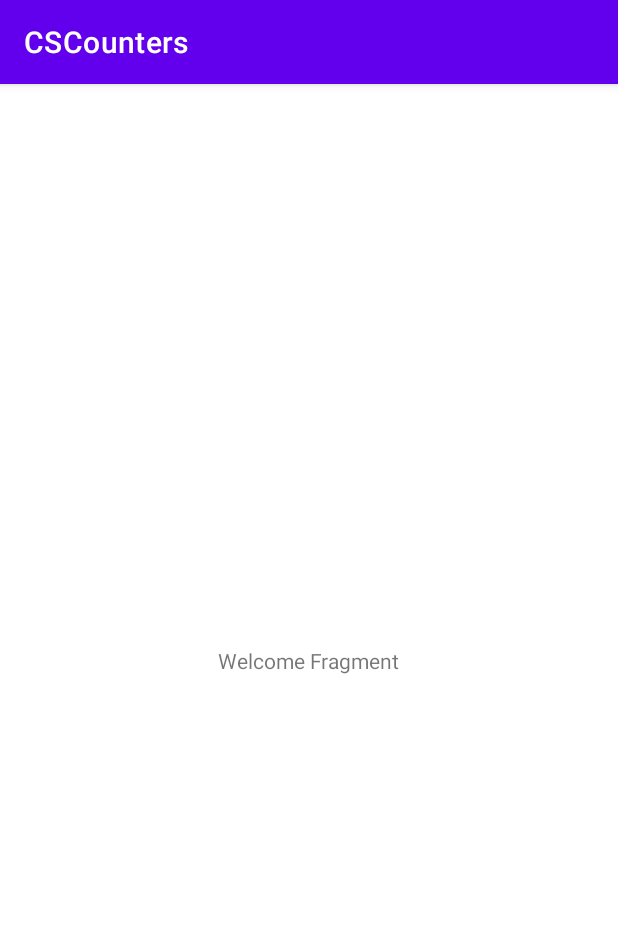
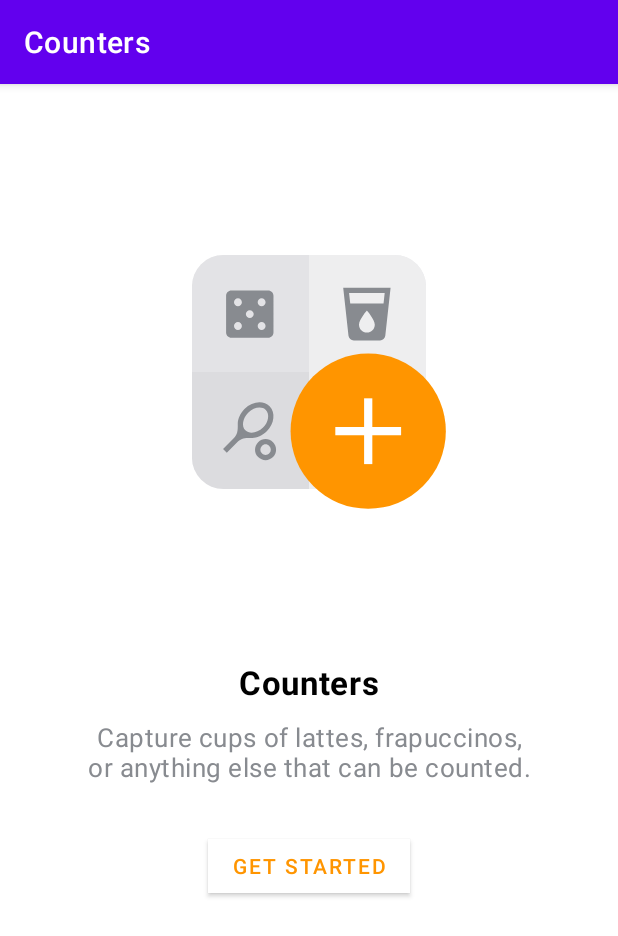
Before and after one commit to alejandrolagosr/counters-android, an Android app: the screen it shows after launch (MainActivity), on a phone screen of 412 x 824 dp. Shown: the top 936 px of the screen. Run offline under Robolectric (Android 15) with nearby library versions, the phone set to English and light mode, and no system bars.

Commit message:
Added Welcome screen design

```diff
--- /dev/null
+++ b/app/src/main/res/drawable/ic_icon.xml
@@ -0,0 +1,43 @@
+<vector xmlns:android="http://schemas.android.com/apk/res/android"
+    android:width="200dp"
+    android:height="200dp"
+    android:viewportWidth="228"
+    android:viewportHeight="228">
+    <group>
+        <clip-path android:pathData="M49,25L179,25A24,24 0,0 1,203 49L203,179A24,24 0,0 1,179 203L49,203A24,24 0,0 1,25 179L25,49A24,24 0,0 1,49 25z" />
+        <path
+            android:fillColor="#DCDCDF"
+            android:pathData="M25,25h178v178h-178z" />
+        <path
+            android:fillAlpha="0.5"
+            android:fillColor="#ffffff"
+            android:pathData="M114,25h89v178h-89z"
+            android:strokeAlpha="0.5" />
+        <path
+            android:fillAlpha="0.2"
+            android:fillColor="#ffffff"
+            android:pathData="M25,25h89v89h-89z"
+            android:strokeAlpha="0.2" />
+    </group>
+    <path
+        android:fillColor="#FF9500"
+        android:pathData="M159,159m-59,0a59,59 0,1 1,118 0a59,59 0,1 1,-118 0" />
+    <path
+        android:fillColor="#ffffff"
+        android:pathData="M155.875,134H162.125V184H155.875V134Z" />
+    <path
+        android:fillColor="#ffffff"
+        android:pathData="M184,155.875V162.125L134,162.125L134,155.875L184,155.875Z" />
+    <path
+        android:fillColor="#888B90"
+        android:pathData="M140,50L144.02,86.46C144.26,88.46 145.94,90 148,90H168C170.06,90 171.74,88.46 171.98,86.46L176,50H140ZM158,84C154.68,84 152,81.32 152,78C152,74 158,67.2 158,67.2C158,67.2 164,74 164,78C164,81.32 161.32,84 158,84ZM170.66,62H145.34L144.46,54H171.52L170.66,62Z" />
+    <path
+        android:fillColor="#888B90"
+        android:pathData="M84.04,139.98C79.36,135.3 70.8,136.24 64.94,142.1C61.74,145.3 59.9,149.84 59.86,153.02C59.82,156.18 60.38,160.8 57.16,164.02L48.68,172.5L51.52,175.34L60,166.86C63.22,163.64 67.84,164.2 71,164.16C74.16,164.12 78.72,162.28 81.92,159.08C87.76,153.22 88.72,144.66 84.04,139.98ZM65.64,158.36C62.58,155.3 63.54,149.14 67.76,144.92C71.98,140.7 78.12,139.74 81.2,142.8C84.26,145.86 83.3,152.02 79.08,156.24C74.86,160.46 68.72,161.42 65.64,158.36Z" />
+    <path
+        android:fillColor="#888B90"
+        android:pathData="M81,169C82.06,169 83.08,169.42 83.82,170.18C85.38,171.74 85.38,174.28 83.82,175.84C83.08,176.58 82.06,177 81,177C79.94,177 78.92,176.58 78.18,175.82C76.62,174.26 76.62,171.72 78.18,170.16C78.92,169.42 79.94,169 81,169ZM81,165C78.96,165 76.9,165.78 75.34,167.34C72.22,170.46 72.22,175.52 75.34,178.66C76.9,180.22 78.96,181 81,181C83.04,181 85.1,180.22 86.66,178.66C89.78,175.54 89.78,170.48 86.66,167.34C85.1,165.78 83.04,165 81,165Z" />
+    <path
+        android:fillColor="#888B90"
+        android:pathData="M83,52H55C52.8,52 51,53.8 51,56V84C51,86.2 52.8,88 55,88H83C85.2,88 87,86.2 87,84V56C87,53.8 85.2,52 83,52ZM60,82C58.34,82 57,80.66 57,79C57,77.34 58.34,76 60,76C61.66,76 63,77.34 63,79C63,80.66 61.66,82 60,82ZM60,64C58.34,64 57,62.66 57,61C57,59.34 58.34,58 60,58C61.66,58 63,59.34 63,61C63,62.66 61.66,64 60,64ZM69,73C67.34,73 66,71.66 66,70C66,68.34 67.34,67 69,67C70.66,67 72,68.34 72,70C72,71.66 70.66,73 69,73ZM78,82C76.34,82 75,80.66 75,79C75,77.34 76.34,76 78,76C79.66,76 81,77.34 81,79C81,80.66 79.66,82 78,82ZM78,64C76.34,64 75,62.66 75,61C75,59.34 76.34,58 78,58C79.66,58 81,59.34 81,61C81,62.66 79.66,64 78,64Z" />
+</vector>
--- a/app/src/main/res/layout/fragment_welcome.xml
+++ b/app/src/main/res/layout/fragment_welcome.xml
@@ -6,12 +6,50 @@
     android:layout_height="match_parent"
     tools:context=".welcome.WelcomeFragment">
 
-    <TextView
+    <ImageView
+        android:id="@+id/image_app_icon"
         android:layout_width="wrap_content"
         android:layout_height="wrap_content"
-        android:text="Welcome Fragment"
-        app:layout_constraintBottom_toBottomOf="parent"
+        android:contentDescription="@null"
+        android:src="@drawable/ic_icon"
+        app:layout_constraintBottom_toTopOf="@+id/guideline"
         app:layout_constraintEnd_toEndOf="parent"
         app:layout_constraintStart_toStartOf="parent"
         app:layout_constraintTop_toTopOf="parent" />
+
+    <TextView
+        style="@style/TextAppearance.Titles"
+        android:id="@+id/text_app_name"
+        android:layout_width="wrap_content"
+        android:layout_height="wrap_content"
+        android:text="@string/app_name"
+        app:layout_constraintEnd_toEndOf="parent"
+        app:layout_constraintStart_toStartOf="parent"
+        app:layout_constraintTop_toTopOf="@+id/guideline" />
+
+    <TextView
+        style="@style/TextAppearance.Desc"
+        android:id="@+id/text_app_desc"
+        android:layout_width="match_parent"
+        android:layout_height="wrap_content"
+        android:text="@string/text_welcome_desc"
+        app:layout_constraintEnd_toEndOf="parent"
+        app:layout_constraintStart_toStartOf="parent"
+        app:layout_constraintTop_toBottomOf="@+id/text_app_name" />
+
+    <Button
+        style="@style/Widget.App.Button.Secondary"
+        android:layout_width="wrap_content"
+        android:layout_marginTop="@dimen/margin_30"
+        android:text="@string/text_welcome_get_started"
+        app:layout_constraintEnd_toEndOf="parent"
+        app:layout_constraintStart_toStartOf="parent"
+        app:layout_constraintTop_toBottomOf="@+id/text_app_desc" />
+
+    <androidx.constraintlayout.widget.Guideline
+        android:id="@+id/guideline"
+        android:layout_width="wrap_content"
+        android:layout_height="wrap_content"
+        android:orientation="horizontal"
+        app:layout_constraintGuide_percent="0.5" />
 </androidx.constraintlayout.widget.ConstraintLayout>
--- a/app/src/main/res/values/colors.xml
+++ b/app/src/main/res/values/colors.xml
@@ -5,6 +5,10 @@
     <color name="purple_700">#FF3700B3</color>
     <color name="teal_200">#FF03DAC5</color>
     <color name="teal_700">#FF018786</color>
+
+
     <color name="black">#FF000000</color>
     <color name="white">#FFFFFFFF</color>
+    <color name="gray">#888B90</color>
+    <color name="orange">#FF9500</color>
 </resources>
--- a/app/src/main/res/values/dimens.xml
+++ b/app/src/main/res/values/dimens.xml
@@ -5,4 +5,20 @@
     <dimen name="no_width">0dp</dimen>
     <dimen name="no_height">0dp</dimen>
 
+    <!-- Letter Spacing -->
+    <dimen name="letter_spacing_default">0.02</dimen>
+
+    <!-- Font Size -->
+    <dimen name="font_size_titles">22sp</dimen>
+    <dimen name="font_size_default">17sp</dimen>
+    <dimen name="font_size_buttons">15sp</dimen>
+
+    <!-- Margins -->
+    <dimen name="margin_10">10dp</dimen>
+    <dimen name="margin_30">30dp</dimen>
+    <dimen name="margin_50">50dp</dimen>
+
+    <!-- Height -->
+    <dimen name="height_button_default">48dp</dimen>
+
 </resources>
--- a/app/src/main/res/values/strings.xml
+++ b/app/src/main/res/values/strings.xml
@@ -1,5 +1,10 @@
 <resources>
 
-    <string name="app_name">CSCounters</string>
+    <!-- General -->
+    <string name="app_name">Counters</string>
+
+    <!-- Welcome -->
+    <string name="text_welcome_desc">Capture cups of lattes, frapuccinos,\nor anything else that can be counted.</string>
+    <string name="text_welcome_get_started">GET STARTED</string>
 
 </resources>
--- /dev/null
+++ b/app/src/main/res/values/styles.xml
@@ -0,0 +1,46 @@
+<?xml version="1.0" encoding="utf-8"?>
+<resources>
+
+    <!-- TextAppearance -->
+    <style name="TextAppearance.Titles" parent="Base.TextAppearance.AppCompat">
+        <item name="android:textColor">@color/black</item>
+        <item name="android:textStyle">bold</item>
+        <item name="android:textSize">@dimen/font_size_titles</item>
+        <item name="android:letterSpacing">@dimen/letter_spacing_default</item>
+    </style>
+
+    <style name="TextAppearance.Desc" parent="Base.TextAppearance.AppCompat">
+        <item name="android:textColor">@color/gray</item>
+        <item name="android:textStyle">normal</item>
+        <item name="android:textSize">@dimen/font_size_default</item>
+        <item name="android:letterSpacing">@dimen/letter_spacing_default</item>
+        <item name="android:gravity">center</item>
+        <item name="android:layout_marginStart">@dimen/margin_50</item>
+        <item name="android:layout_marginEnd">@dimen/margin_50</item>
+        <item name="android:layout_marginTop">@dimen/margin_10</item>
+    </style>
+
+    <style name="TextAppearance.App.Button" parent="TextAppearance.MaterialComponents.Button">
+        <item name="android:textAllCaps">true</item>
+        <item name="android:textSize">@dimen/font_size_buttons</item>
+        <item name="android:letterSpacing">@dimen/letter_spacing_default</item>
+    </style>
+
+    <!-- Buttons / CTAs -->
+    <style name="Widget.App.Button.Primary" parent="TextAppearance.MaterialComponents.Button">
+        <item name="android:textAppearance">@style/TextAppearance.App.Button</item>
+        <item name="android:layout_height">@dimen/height_button_default</item>
+        <item name="shapeAppearance">@style/ShapeAppearance.MaterialComponents.LargeComponent</item>
+        <item name="android:textColor">@color/white</item>
+        <item name="backgroundTint">@color/orange</item>
+    </style>
+
+    <style name="Widget.App.Button.Secondary" parent="TextAppearance.MaterialComponents.Button">
+        <item name="android:textAppearance">@style/TextAppearance.App.Button</item>
+        <item name="android:layout_height">@dimen/height_button_default</item>
+        <item name="shapeAppearance">@style/ShapeAppearance.MaterialComponents.LargeComponent</item>
+        <item name="android:textColor">@color/orange</item>
+        <item name="backgroundTint">@color/white</item>
+    </style>
+
+</resources>
```
